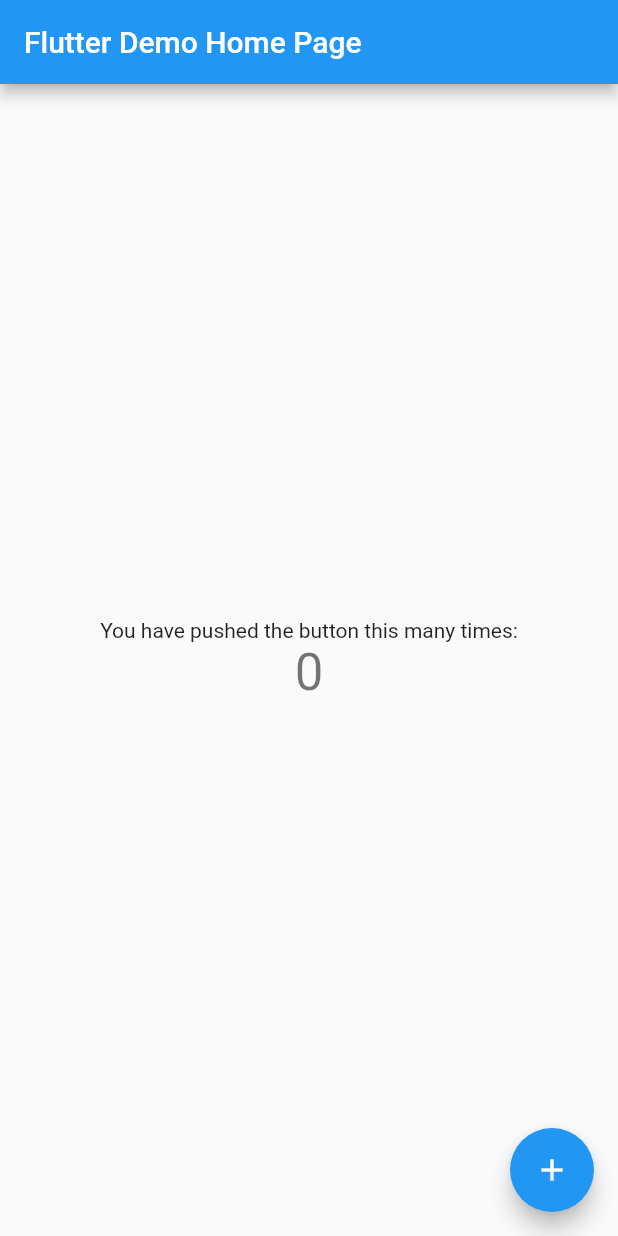
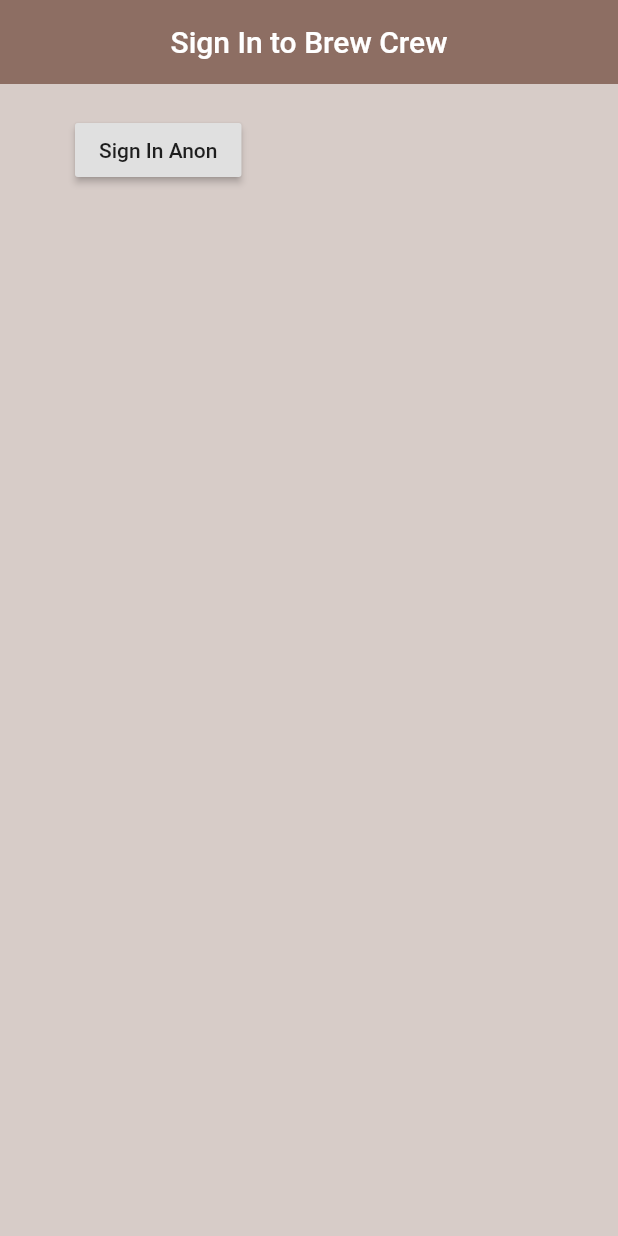
Before and after one commit to mrm1999/Coffee_Brew, a Flutter app: the screen it shows after launch, on a phone screen of 412 x 824 dp. Run offline on Flutter 3.47's test engine with Material 2 defaults, Android fonts, the phone set to English and light mode, and no system bars; our stand-ins replace firebase_auth; accounts and stored records are empty.

Commit message:
Made Sign In Page and Setup Authentication System

```diff
--- a/lib/main.dart
+++ b/lib/main.dart
@@ -1,3 +1,4 @@
+import 'package:coffee_brew/screens/wrapper.dart';
 import 'package:flutter/material.dart';
 
 void main() {
@@ -9,109 +10,7 @@ class MyApp extends StatelessWidget {
   @override
   Widget build(BuildContext context) {
     return MaterialApp(
-      title: 'Flutter Demo',
-      theme: ThemeData(
-        // This is the theme of your application.
-        //
-        // Try running your application with "flutter run". You'll see the
-        // application has a blue toolbar. Then, without quitting the app, try
-        // changing the primarySwatch below to Colors.green and then invoke
-        // "hot reload" (press "r" in the console where you ran "flutter run",
-        // or simply save your changes to "hot reload" in a Flutter IDE).
-        // Notice that the counter didn't reset back to zero; the application
-        // is not restarted.
-        primarySwatch: Colors.blue,
-        // This makes the visual density adapt to the platform that you run
-        // the app on. For desktop platforms, the controls will be smaller and
-        // closer together (more dense) than on mobile platforms.
-        visualDensity: VisualDensity.adaptivePlatformDensity,
-      ),
-      home: MyHomePage(title: 'Flutter Demo Home Page'),
+      home: Wrapper(),
     );
   }
 }
-
-class MyHomePage extends StatefulWidget {
-  MyHomePage({Key key, this.title}) : super(key: key);
-
-  // This widget is the home page of your application. It is stateful, meaning
-  // that it has a State object (defined below) that contains fields that affect
-  // how it looks.
-
-  // This class is the configuration for the state. It holds the values (in this
-  // case the title) provided by the parent (in this case the App widget) and
-  // used by the build method of the State. Fields in a Widget subclass are
-  // always marked "final".
-
-  final String title;
-
-  @override
-  _MyHomePageState createState() => _MyHomePageState();
-}
-
-class _MyHomePageState extends State<MyHomePage> {
-  int _counter = 0;
-
-  void _incrementCounter() {
-    setState(() {
-      // This call to setState tells the Flutter framework that something has
-      // changed in this State, which causes it to rerun the build method below
-      // so that the display can reflect the updated values. If we changed
-      // _counter without calling setState(), then the build method would not be
-      // called again, and so nothing would appear to happen.
-      _counter = _counter + 1;
-    });
-  }
-
-  @override
-  Widget build(BuildContext context) {
-    // This method is rerun every time setState is called, for instance as done
-    // by the _incrementCounter method above.
-    //
-    // The Flutter framework has been optimized to make rerunning build methods
-    // fast, so that you can just rebuild anything that needs updating rather
-    // than having to individually change instances of widgets.
-    return Scaffold(
-      appBar: AppBar(
-        // Here we take the value from the MyHomePage object that was created by
-        // the App.build method, and use it to set our appbar title.
-        title: Text(widget.title),
-      ),
-      body: Center(
-        // Center is a layout widget. It takes a single child and positions it
-        // in the middle of the parent.
-        child: Column(
-          // Column is also a layout widget. It takes a list of children and
-          // arranges them vertically. By default, it sizes itself to fit its
-          // children horizontally, and tries to be as tall as its parent.
-          //
-          // Invoke "debug painting" (press "p" in the console, choose the
-          // "Toggle Debug Paint" action from the Flutter Inspector in Android
-          // Studio, or the "Toggle Debug Paint" command in Visual Studio Code)
-          // to see the wireframe for each widget.
-          //
-          // Column has various properties to control how it sizes itself and
-          // how it positions its children. Here we use mainAxisAlignment to
-          // center the children vertically; the main axis here is the vertical
-          // axis because Columns are vertical (the cross axis would be
-          // horizontal).
-          mainAxisAlignment: MainAxisAlignment.center,
-          children: <Widget>[
-            Text(
-              'You have pushed the button this many times:',
-            ),
-            Text(
-              '$_counter',
-              style: Theme.of(context).textTheme.headline4,
-            ),
-          ],
-        ),
-      ),
-      floatingActionButton: FloatingActionButton(
-        onPressed: _incrementCounter,
-        tooltip: 'Increment',
-        child: Icon(Icons.add),
-      ), // This trailing comma makes auto-formatting nicer for build methods.
-    );
-  }
-}
--- /dev/null
+++ b/lib/screens/authenticate/authenticate.dart
@@ -0,0 +1,17 @@
+import 'package:coffee_brew/screens/authenticate/sign_in.dart';
+import 'package:flutter/material.dart';
+
+class Authenticate extends StatefulWidget {
+  @override
+  _AuthenticateState createState() => _AuthenticateState();
+}
+
+class _AuthenticateState extends State<Authenticate> {
+  @override
+  Widget build(BuildContext context) {
+    return Container(
+      child: SignIn(),
+    );
+
+  }
+}
--- /dev/null
+++ b/lib/screens/authenticate/sign_in.dart
@@ -0,0 +1,39 @@
+import 'package:coffee_brew/services/auth.dart';
+import 'package:flutter/material.dart';
+
+class SignIn extends StatefulWidget {
+  @override
+  _SignInState createState() => _SignInState();
+}
+
+class _SignInState extends State<SignIn> {
+  final AuthService _auth = AuthService();
+
+  @override
+  Widget build(BuildContext context) {
+    return Scaffold(
+      backgroundColor: Colors.brown[100],
+      appBar: AppBar(
+        backgroundColor: Colors.brown[400],
+        title: Text('Sign In to Brew Crew'),
+        centerTitle: true,
+        elevation: 0.0,
+      ),
+      body: Container(
+        padding: EdgeInsets.symmetric(horizontal: 50, vertical: 20),
+        child: RaisedButton(
+          child: Text('Sign In Anon'),
+          onPressed: () async {
+            dynamic result = await _auth.signInAnon();
+            if (result == null) {
+              print('Error Signing In');
+            } else {
+              print('Signed In Successfully');
+              print(result);
+            }
+          },
+        ),
+      ),
+    );
+  }
+}
--- /dev/null
+++ b/lib/screens/wrapper.dart
@@ -0,0 +1,10 @@
+import 'package:coffee_brew/screens/authenticate/authenticate.dart';
+import 'package:coffee_brew/screens/home/home.dart';
+import 'package:flutter/material.dart';
+
+class Wrapper extends StatelessWidget {
+  @override
+  Widget build(BuildContext context) {
+    return Authenticate();
+  }
+}
```
Also changed, not shown: lib/screens/home/home.dart (added, +10 -0 lines), lib/services/auth.dart (added, +19 -0 lines).
